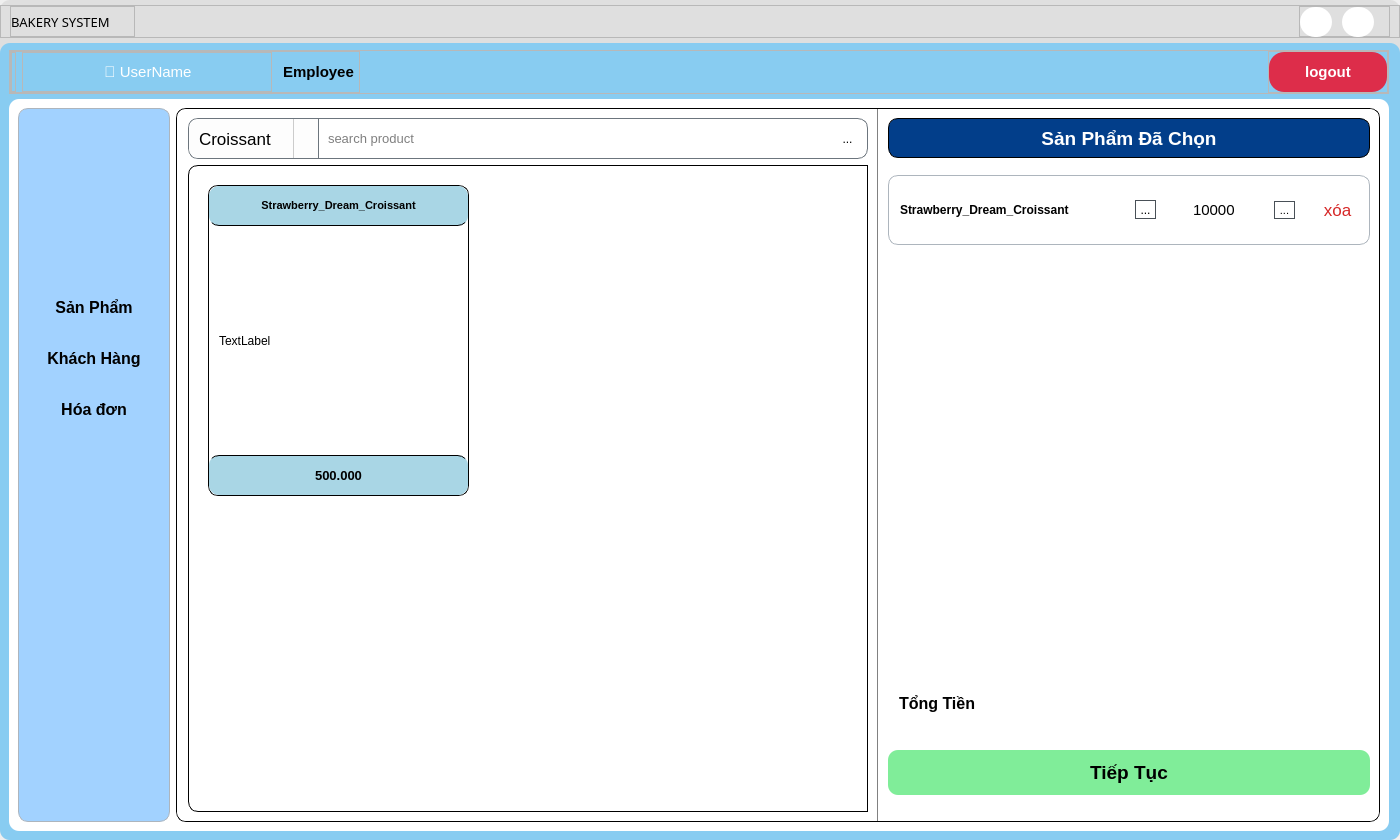
The window that UI/forms/employee/employee_main_screen.ui (yuukun123/bakery-management-system) describes before a commit, drawn with Qt 5.
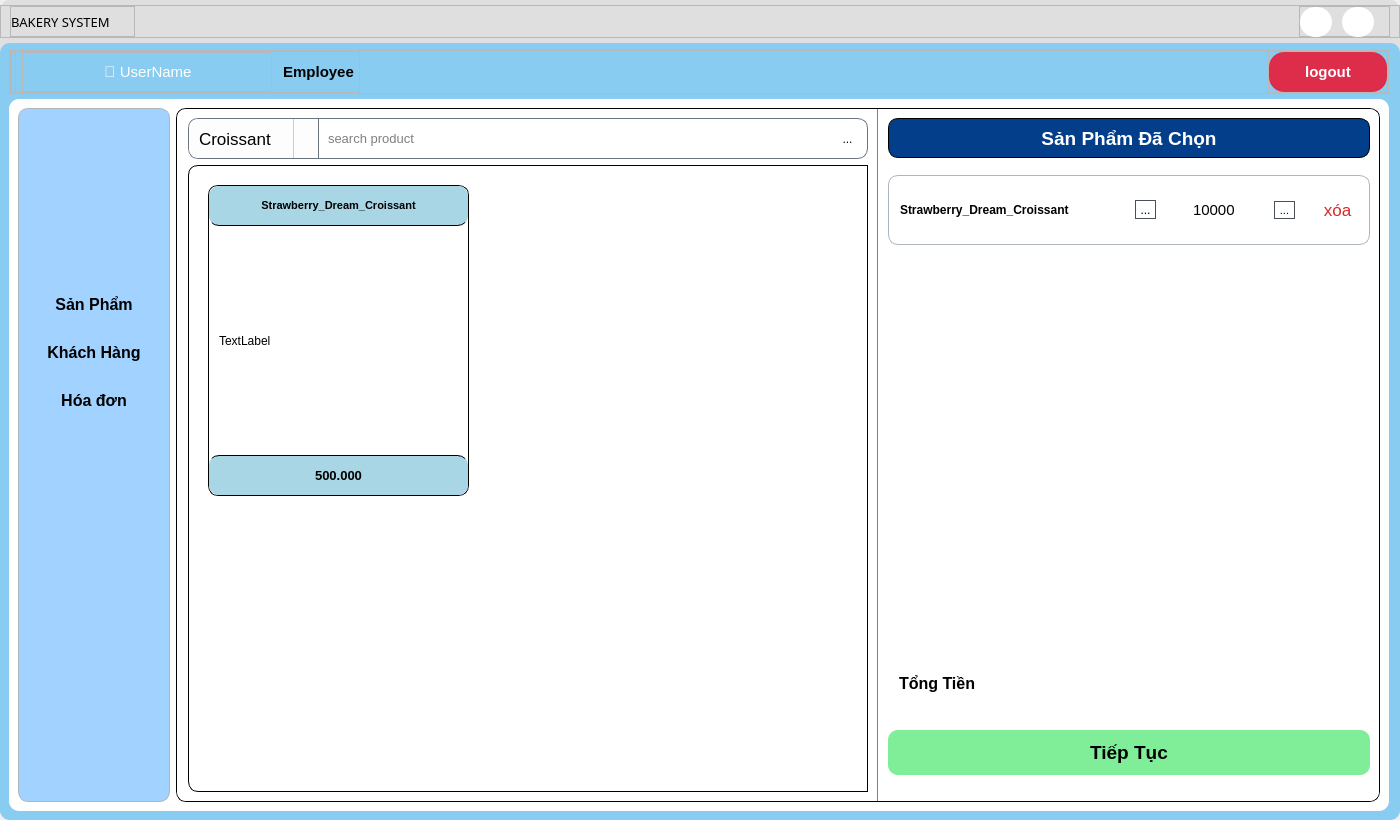
The same window after the commit. Icons and pictures are not drawn.

What changed in the file:
```diff
--- a/UI/forms/employee/employee_main_screen.ui
+++ b/UI/forms/employee/employee_main_screen.ui
@@ -7,7 +7,7 @@
     <x>0</x>
     <y>0</y>
     <width>1400</width>
-    <height>840</height>
+    <height>820</height>
    </rect>
   </property>
   <property name="windowTitle">
@@ -1098,8 +1098,8 @@
                             <rect>
                              <x>0</x>
                              <y>0</y>
-                             <width>647</width>
-                             <height>630</height>
+                             <width>656</width>
+                             <height>625</height>
                             </rect>
                            </property>
                            <layout class="QHBoxLayout" name="horizontalLayout_7">
@@ -1339,8 +1339,8 @@
                             <rect>
                              <x>0</x>
                              <y>0</y>
-                             <width>478</width>
-                             <height>474</height>
+                             <width>482</width>
+                             <height>470</height>
                             </rect>
                            </property>
                            <layout class="QVBoxLayout" name="verticalLayout_12">
```
Left out of the diff: 3 changed lines with no effect on the pictures.
